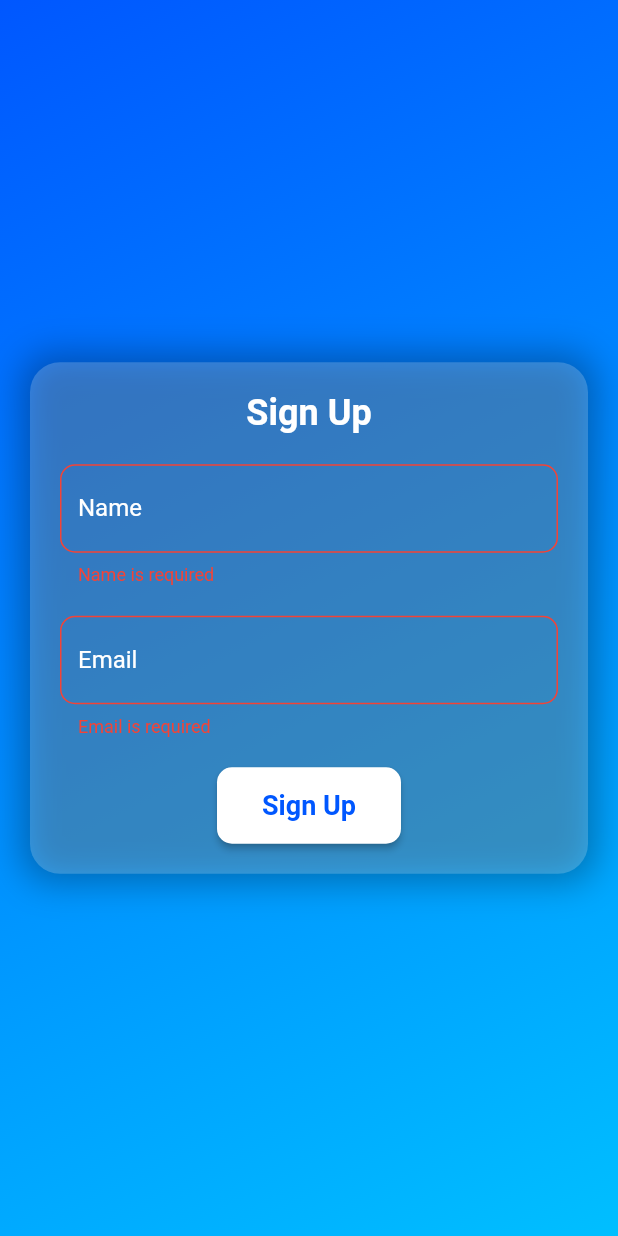
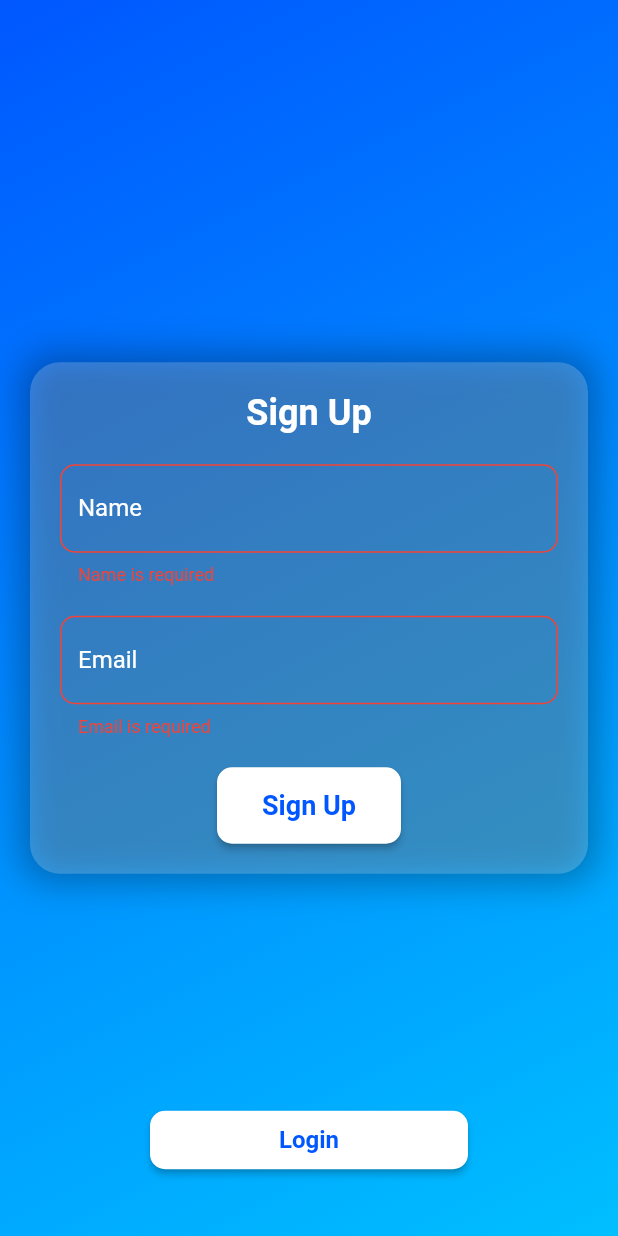
Before and after one commit to WilfredAlmeida/syncmail, a Flutter app: the SignUpScreen screen opened directly, after a tap on "Sign Up", on a phone screen of 412 x 824 dp. Run offline on Flutter 3.47's test engine with Material 2 defaults, Android fonts, the phone set to English and light mode, and no system bars; our stand-ins replace shared_preferences; accounts and stored records are empty; network calls fail.

Commit message:
feat: nav buttons and shared pref login
Signed-off-by: Wilfred Almeida <almeidawilfred642@gmail.com>

```diff
--- a/lib/main.dart
+++ b/lib/main.dart
@@ -18,7 +18,7 @@ class MyApp extends StatelessWidget {
       theme: ThemeData(
         primarySwatch: Colors.blue,
       ),
-      home: LoginScreen(),
+      home: SignUpScreen(),
     );
   }
 }
--- a/lib/screens/signup.dart
+++ b/lib/screens/signup.dart
@@ -1,5 +1,9 @@
 import 'package:flutter/material.dart';
-
+import 'dart:convert';
+import 'package:http/http.dart' as http;
+import 'package:shared_preferences/shared_preferences.dart';
+import 'package:syncloop/screens/login.dart';
+import '../utils/utils.dart';
 import 'dashboard.dart';
 
 class SignUpScreen extends StatefulWidget {
@@ -11,6 +15,8 @@ class _SignUpScreenState extends State<SignUpScreen> {
   final GlobalKey<FormState> _formKey = GlobalKey<FormState>();
   final TextEditingController _nameController = TextEditingController();
   final TextEditingController _emailController = TextEditingController();
+
+  var _isLoading = false;
 
   String? _validateName(String? value) {
     if (value!.isEmpty) {
@@ -118,15 +124,58 @@ class _SignUpScreenState extends State<SignUpScreen> {
                       validator: _validateEmail, // Email validation
                     ),
                     const SizedBox(height: 20),
-                    ElevatedButton(
-                      onPressed: () {
+                    _isLoading
+                        ? const CircularProgressIndicator(color: Colors.white)
+                        : ElevatedButton(
+                            onPressed: () async {
                               if (_formKey.currentState!.validate()) {
-                          Navigator.push(
+                                setState(() {
+                                  _isLoading = true;
+                                });
+
+                                var headers = {'Content-Type': 'application/json', 'Authorization': "Bearer $API_TOKEN"};
+
+                                var request = http.Request('POST', Uri.parse('https://cloud.syncloop.com/tenant/1692080445861/packages.chaturMail.user.createUser.main'));
+                                request.body = json.encode({"email": _emailController.text, "name": _nameController.text});
+                                request.headers.addAll(headers);
+
+                                http.StreamedResponse response = await request.send();
+
+                                if (response.statusCode == 200) {
+                                  final responseRaw = await response.stream.bytesToString();
+                                  print(responseRaw);
+                                  final responseParsed = jsonDecode(responseRaw);
+
+                                  if (responseParsed.containsKey("keys")) {
+                                    print(responseParsed["keys"]);
+
+                                    final SharedPreferences prefs = await SharedPreferences.getInstance();
+                                    prefs.setInt("userId", responseParsed["keys"][0]);
+
+                                    setState(() {
+                                      _isLoading = false;
+                                    });
+                                    Navigator.pushReplacement(
                                       context,
                                       MaterialPageRoute(
                                         builder: (context) => DashboardScreen(),
                                       ),
                                     );
+                                  } else {
+                                    print("Signup Failed");
+                                    setState(() {
+                                      _isLoading = false;
+                                    });
+                                    ScaffoldMessenger.of(context).showSnackBar(
+                                      const SnackBar(
+                                        content: Text('User not found'),
+                                        duration: Duration(seconds: 1),
+                                      ),
+                                    );
+                                  }
+                                } else {
+                                  print(response.reasonPhrase);
+                                }
                               }
                             },
                             style: ElevatedButton.styleFrom(
@@ -153,6 +202,42 @@ class _SignUpScreenState extends State<SignUpScreen> {
               ),
             ),
           ),
+          Positioned(
+            bottom: 40,
+            left: 100,
+            right: 100,
+            child: SizedBox(
+              width: 100,
+              child: ElevatedButton(
+                style: ElevatedButton.styleFrom(
+                  backgroundColor: Colors.white,
+                  padding: const EdgeInsets.symmetric(
+                    vertical: 10,
+                    horizontal: 25,
+                  ),
+                  shape: RoundedRectangleBorder(
+                    borderRadius: BorderRadius.circular(10),
+                  ),
+                ),
+                onPressed: () {
+                  Navigator.pushReplacement(
+                    context,
+                    MaterialPageRoute(
+                      builder: (context) => LoginScreen(),
+                    ),
+                  );
+                },
+                child: const Text(
+                  "Login",
+                  style: TextStyle(
+                    fontSize: 16,
+                    fontWeight: FontWeight.bold,
+                    color: Color(0xFF0057FF),
+                  ),
+                ),
+              ),
+            ),
+          )
         ],
       ),
     );
--- a/pubspec.yaml
+++ b/pubspec.yaml
@@ -36,6 +36,7 @@ dependencies:
   # Use with the CupertinoIcons class for iOS style icons.
   cupertino_icons: ^1.0.2
   http: ^0.13.6
+  shared_preferences: ^2.2.1
 
 dev_dependencies:
   flutter_test:
```
Also changed, not shown: lib/screens/dashboard.dart (+10 -13 lines), lib/screens/login.dart (+43 -1 lines), pubspec.lock, 1 other file. Lines whose indentation alone changed are shown as unchanged.
